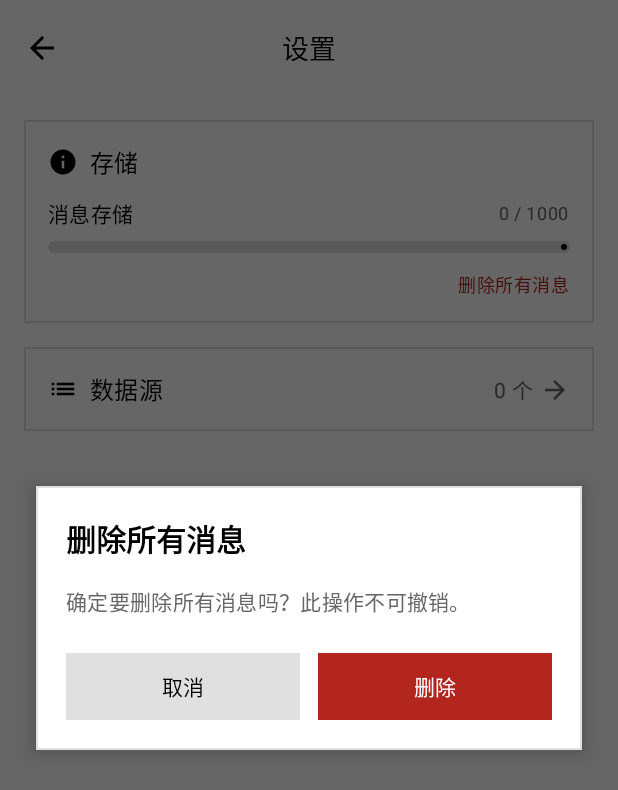
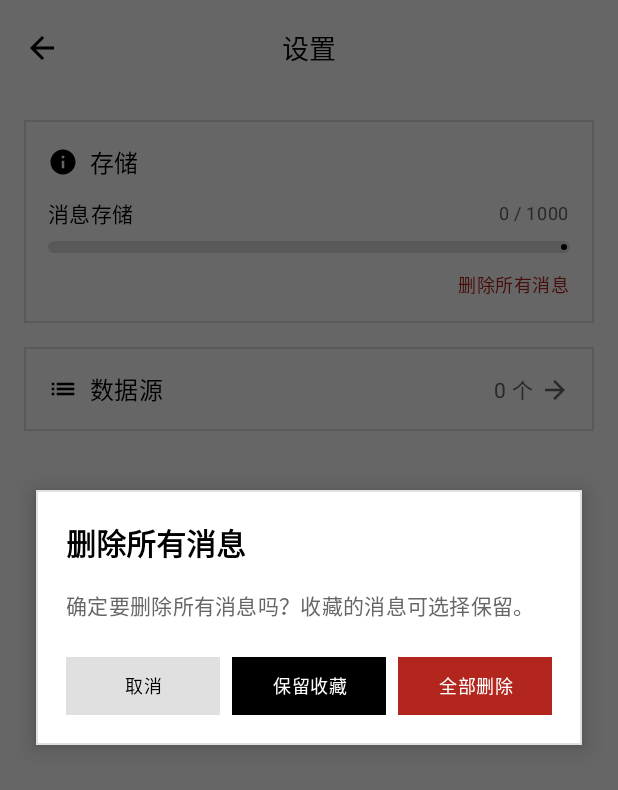
Before and after one commit to chunrichi/Mcard, an Android app built with Jetpack Compose: the SettingsDashboardScreen screen opened through its navigation route, after a tap on "删除所有消息", on a phone screen of 412 x 824 dp. Shown: the top 790 px of the screen. Run offline under Robolectric (Android 15) with nearby library versions, the phone set to English and light mode, and no system bars.

Commit message:
feat: 优化消息删除逻辑并统一弹窗宽度
- 清空消息时询问是否保留收藏内容
- 保留收藏时同时保留收藏的消息数据
- 统一所有弹窗宽度与添加信息源一致

Co-Authored-By: Claude Opus 4.7 <noreply@anthropic.com>

```diff
--- a/app/src/main/java/com/example/mcard/ui/screens/SettingsDashboardScreen.kt
+++ b/app/src/main/java/com/example/mcard/ui/screens/SettingsDashboardScreen.kt
@@ -38,6 +38,7 @@ import androidx.compose.runtime.remember
 import androidx.compose.runtime.setValue
 import androidx.compose.ui.text.style.TextAlign
 import androidx.compose.ui.window.Dialog
+import androidx.compose.ui.window.DialogProperties
 import androidx.compose.runtime.Composable
 import androidx.compose.runtime.getValue
 import androidx.compose.runtime.remember
@@ -69,7 +70,10 @@ fun SettingsDashboardScreen(
     val sourceCount = sourcesPreferences?.getSources()?.size ?: 0
 
     if (showClearMessagesDialog) {
-        Dialog(onDismissRequest = { showClearMessagesDialog = false }) {
+        Dialog(
+            onDismissRequest = { showClearMessagesDialog = false },
+            properties = DialogProperties(usePlatformDefaultWidth = false)
+        ) {
             Surface(
                 modifier = Modifier
                     .fillMaxWidth()
@@ -101,7 +105,7 @@ fun SettingsDashboardScreen(
                     Spacer(modifier = Modifier.height(16.dp))
 
                     Text(
-                        text = "确定要删除所有消息吗？此操作不可撤销。",
+                        text = "确定要删除所有消息吗？收藏的消息可选择保留。",
                         style = MaterialTheme.typography.bodyMedium,
                         color = MaterialTheme.colorScheme.onSurfaceVariant
                     )
@@ -110,7 +114,7 @@ fun SettingsDashboardScreen(
 
                     Row(
                         modifier = Modifier.fillMaxWidth(),
-                        horizontalArrangement = Arrangement.spacedBy(12.dp)
+                        horizontalArrangement = Arrangement.spacedBy(8.dp)
                     ) {
                         Surface(
                             modifier = Modifier
@@ -122,11 +126,11 @@ fun SettingsDashboardScreen(
                         ) {
                             Text(
                                 text = "取消",
-                                style = MaterialTheme.typography.bodyMedium.copy(fontWeight = FontWeight.Medium),
+                                style = MaterialTheme.typography.bodySmall.copy(fontWeight = FontWeight.Medium),
                                 color = MaterialTheme.colorScheme.onSurface,
                                 modifier = Modifier
                                     .fillMaxWidth()
-                                    .padding(vertical = 12.dp),
+                                    .padding(vertical = 10.dp),
                                 textAlign = TextAlign.Center
                             )
                         }
@@ -135,7 +139,30 @@ fun SettingsDashboardScreen(
                             modifier = Modifier
                                 .weight(1f)
                                 .clickable {
-                                    messagesPreferences?.clearAll()
+                                    messagesPreferences?.clearMessagesKeepingFavorites()
+                                    syncPreferences?.lastMessageCount = messagesPreferences?.getMessages()?.size ?: 0
+                                    showClearMessagesDialog = false
+                                },
+                            shape = RectCornerShape,
+                            color = MaterialTheme.colorScheme.primary,
+                            border = BorderStroke(1.dp, MaterialTheme.colorScheme.primary)
+                        ) {
+                            Text(
+                                text = "保留收藏",
+                                style = MaterialTheme.typography.bodySmall.copy(fontWeight = FontWeight.Medium),
+                                color = MaterialTheme.colorScheme.surface,
+                                modifier = Modifier
+                                    .fillMaxWidth()
+                                    .padding(vertical = 10.dp),
+                                textAlign = TextAlign.Center
+                            )
+                        }
+
+                        Surface(
+                            modifier = Modifier
+                                .weight(1f)
+                                .clickable {
+                                    messagesPreferences?.clearMessagesOnly()
                                     syncPreferences?.lastMessageCount = 0
                                     showClearMessagesDialog = false
                                 },
@@ -144,12 +171,12 @@ fun SettingsDashboardScreen(
                             border = BorderStroke(1.dp, MaterialTheme.colorScheme.error)
                         ) {
                             Text(
-                                text = "删除",
-                                style = MaterialTheme.typography.bodyMedium.copy(fontWeight = FontWeight.Medium),
+                                text = "全部删除",
+                                style = MaterialTheme.typography.bodySmall.copy(fontWeight = FontWeight.Medium),
                                 color = MaterialTheme.colorScheme.surface,
                                 modifier = Modifier
                                     .fillMaxWidth()
-                                    .padding(vertical = 12.dp),
+                                    .padding(vertical = 10.dp),
                                 textAlign = TextAlign.Center
                             )
                         }
--- a/app/src/main/java/com/example/mcard/ui/screens/SourceConfigScreen.kt
+++ b/app/src/main/java/com/example/mcard/ui/screens/SourceConfigScreen.kt
@@ -805,7 +805,10 @@ private fun SyncTimeDialog(
         )
     }
 
-    Dialog(onDismissRequest = onDismiss) {
+    Dialog(
+        onDismissRequest = onDismiss,
+        properties = DialogProperties(usePlatformDefaultWidth = false)
+    ) {
         Surface(
             modifier = Modifier
                 .fillMaxWidth()
```
Also changed, not shown: app/src/main/java/com/example/mcard/ui/data/local/MessagesPreferences.kt (+18 -0 lines), app/src/main/res/drawable/ic_launcher.png (added), app/src/main/res/drawable/ic_launcher_round.png (added).
